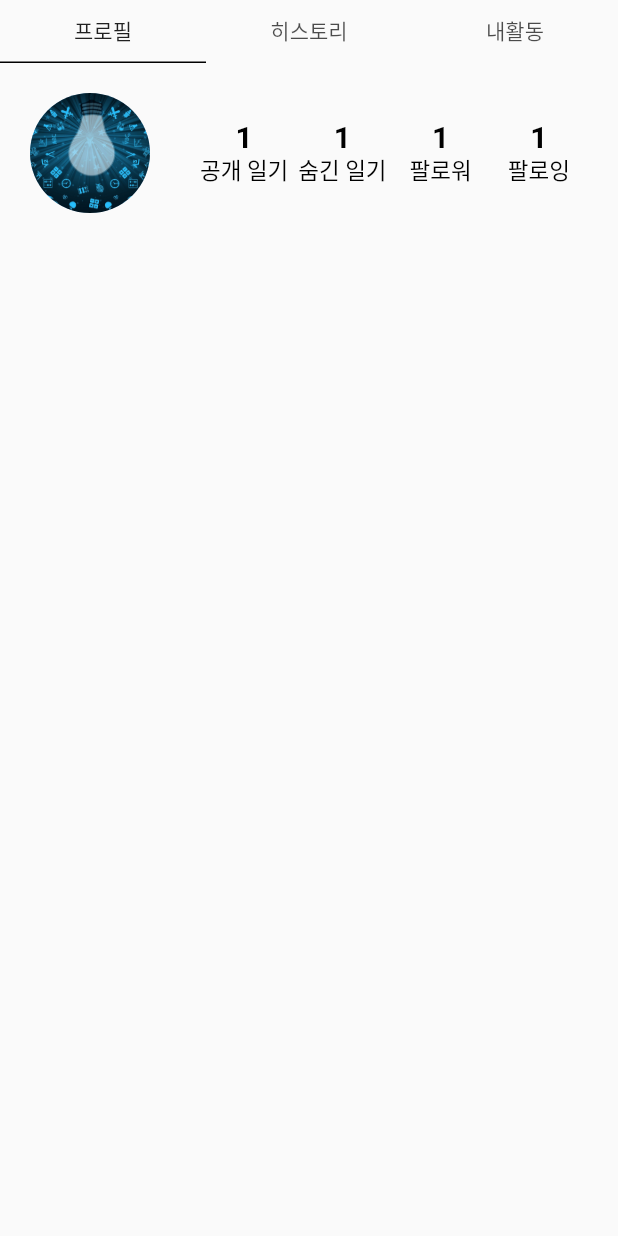
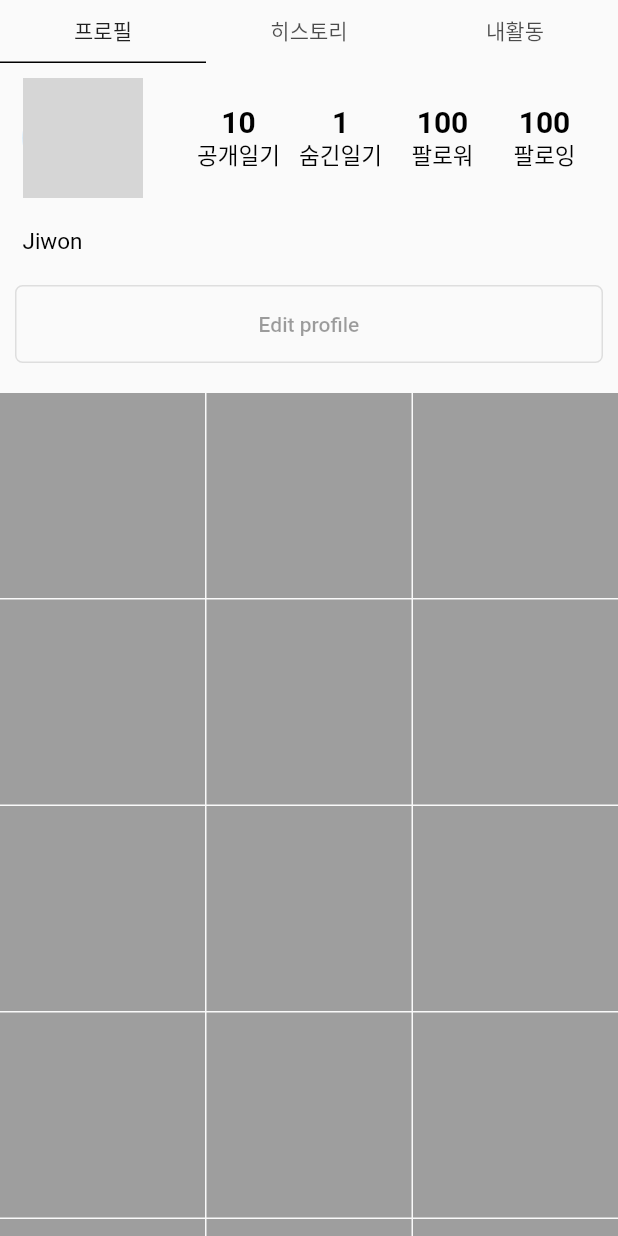
Before and after one commit to Dangbok/Flutter_studying, a Flutter app: the Page4 screen opened directly, on a phone screen of 412 x 824 dp. Run offline on Flutter 3.47's test engine with Material 2 defaults, Android fonts, the phone set to English and light mode, and no system bars; our stand-ins replace carousel_slider; missing offline and left inert: kakao_flutter_sdk; network calls fail; grey boxes are pictures that could not be loaded.

Commit message:
mypage_2

```diff
--- a/lib/MainPage.dart
+++ b/lib/MainPage.dart
@@ -35,6 +35,7 @@ class _MainPageState extends State<MainPage> {
   @override
   Widget build(BuildContext context) {
     return Scaffold(
+      // 상단 앱 바
       appBar: AppBar(
         backgroundColor: Color(0xff8FDBA2), // 배경색을 흰색으로
         title: Image.asset('assets/logo_2@4x.png', width: 60, height: 60),
@@ -56,19 +57,25 @@ class _MainPageState extends State<MainPage> {
             color: Colors.black, // 앱의 전체 테마를 수정했다면 작성하지 않아도 됨
           ),
           // 로그아웃 버튼
-          ElevatedButton(
-              onPressed: () async {
-                await viewModel.logout();
-                setState(() {});
-                // 버튼 클릭시 로그인 페이지로 이동
-                Navigator.pushNamedAndRemoveUntil(
-                    context, '/login', (route) => false);
-              },
-              child: const Text('Logout'))
+          // ElevatedButton(
+          //     // onPressed: () async {
+          //     //   await viewModel.logout();
+          //     //   setState(() {});
+          //     //   // 버튼 클릭시 로그인 페이지로 이동
+          //     //   Navigator.pushNamedAndRemoveUntil(
+          //     //       context, '/login', (route) => false);
+          //     // },
+          //     // child: const Text('Logout'))
         ],
         // centerTitle: true, // 제목을 가운데로
       ),
-      body: _pages[_index],
+      body: _pages[_index], // index에 따라 페이지 바뀜
+      // 글쓰기 플로팅 위젯
+      floatingActionButton: FloatingActionButton(
+          onPressed: () {},
+          child: const Icon(Icons.add),
+          backgroundColor: Color(0xff8FDBA2)),
+      // 하단 내비게이션 바
       bottomNavigationBar: BottomNavigationBar(
         backgroundColor: Colors.white,
         selectedItemColor: Colors.green,
@@ -104,7 +111,7 @@ class _MainPageState extends State<MainPage> {
   }
 }
 
-// 홈페이지 클래스-> Scaffold의 body 프로퍼티에 코드 연동
+// 홈 클래스-> Scaffold의 body 프로퍼티에 코드 연동
 class Page1 extends StatelessWidget {
   const Page1({Key? key}) : super(key: key);
 
@@ -245,10 +252,7 @@ class Page1 extends StatelessWidget {
         return Builder(
           builder: (BuildContext context) {
             return Container(
-              width: MediaQuery
-                  .of(context)
-                  .size
-                  .width,
+              width: MediaQuery.of(context).size.width,
               margin: EdgeInsets.symmetric(horizontal: 5),
               child: ClipRRect(
                 // ClipRRect는 child를 둥근 사각형으로 자르는 위젯
@@ -324,9 +328,9 @@ class Page4 extends StatefulWidget {
 }
 
 class _Page4State extends State<Page4> with TickerProviderStateMixin {
-  // final viewModel = MainViewModel(KakaoLogin());
-  late TabController tabController;
+  late TabController tabController; // Tab 변수 선언
 
+  // Tab 변수 초기화
   @override
   void initState() {
     super.initState();
@@ -355,22 +359,25 @@ class _Page4State extends State<Page4> with TickerProviderStateMixin {
                   padding: const EdgeInsets.symmetric(vertical: 10),
                   child: Text('내활동'),
                 ),
-              ]
-          ),
-          Expanded(child: TabBarView(
+              ]),
+          Expanded(
+            // 내 정보 내의 탭 컨트롤러 지정
+            child: TabBarView(
               controller: tabController,
               children: <Widget>[
                 Page11(),
                 Page22(),
                 Page33(),
               ],
-          ),)
+            ),
+          )
         ],
       ),
     );
   }
 }
 
+// 내 정보- 프로필 탭
 class Page11 extends StatelessWidget {
   const Page11({Key? key}) : super(key: key);
 
@@ -381,8 +388,8 @@ class Page11 extends StatelessWidget {
         children: [
           const SizedBox(height: 10),
           _information(),
-          // _menu(),
-          // _tabView()
+          _menu(),
+          _tabView()
         ],
       ),
     );
@@ -407,17 +414,23 @@ class Page11 extends StatelessWidget {
     );
   }
 
+  // 프로필 내정보 위젯
   Widget _information() {
-    return Column(
+    final viewModel = MainViewModel(KakaoLogin());
+    return Padding(
+      padding: const EdgeInsets.symmetric(horizontal: 15.0),
+      child: Column(
+        crossAxisAlignment: CrossAxisAlignment.stretch,
         children: [
-        Padding(
-          padding: const EdgeInsets.symmetric(horizontal: 20, vertical: 10),
-          child: Row(
+          Row(
             mainAxisAlignment: MainAxisAlignment.spaceBetween,
             children: <Widget>[
               CircleAvatar(
                 radius: 40,
-                backgroundImage: AssetImage('assets/img.jpg'),
+                backgroundImage: NetworkImage(
+                    viewModel.user?.kakaoAccount?.profile?.profileImageUrl ??
+                        ''),
+                // backgroundImage: AssetImage('assets/img.jpg'),
               ),
               // 유저 프로필사진 가져오기
               // Image.network(
@@ -426,32 +439,74 @@ class Page11 extends StatelessWidget {
               const SizedBox(width: 30),
               Expanded(
                 child: Row(
-                    mainAxisAlignment: MainAxisAlignment.spaceEvenly,
+                  mainAxisAlignment: MainAxisAlignment.spaceAround,
                   children: [
-                      Expanded(child: _statisticsOne('공개 일기', 1)),
-                      Expanded(child: _statisticsOne('숨긴 일기', 1)),
-                      Expanded(child: _statisticsOne('팔로워', 1)),
-                      Expanded(child: _statisticsOne('팔로잉', 1)),
+                    Expanded(child: _statisticsOne('공개일기', 10)),
+                    Expanded(child: _statisticsOne('숨긴일기', 1)),
+                    Expanded(child: _statisticsOne('팔로워', 100)),
+                    Expanded(child: _statisticsOne('팔로잉', 100)),
                   ],
-                  )
+                ),
               )
             ],
           ),
+          const SizedBox(height: 20),
+          const Text(
+            'Jiwon',
+            style: TextStyle(fontSize: 15, color: Colors.black),
+          )
+        ],
       ),
-      ],
     );
   }
 
-  // Widget _menu() {
-  //   return ListView();
-  // }
-
-// Widget _tabView(){
-//   return ListView();
-// }
-
+  // 프로필 Edit profile 위젯
+  Widget _menu() {
+    return Padding(
+      padding: const EdgeInsets.symmetric(horizontal: 10, vertical: 20),
+      child: Row(
+        children: [
+          Expanded(
+            child: Container(
+              padding: const EdgeInsets.symmetric(vertical: 1),
+              decoration: BoxDecoration(
+                borderRadius: BorderRadius.circular(5),
+                border: Border.all(
+                  color: const Color(0xffdedede),
+                ),
+              ),
+              child: const TextButton(
+                onPressed: null,
+                child: Text('Edit profile'),
+              ),
+            ),
+          )
+        ],
+      ),
+    );
   }
 
+  // 프로필 게시물 GridView 위젯
+  Widget _tabView() {
+    return GridView.builder(
+        physics: const NeverScrollableScrollPhysics(),
+        shrinkWrap: true,
+        itemCount: 100,
+        gridDelegate: const SliverGridDelegateWithFixedCrossAxisCount(
+          crossAxisCount: 3,
+          childAspectRatio: 1,
+          mainAxisSpacing: 1,
+          crossAxisSpacing: 1,
+        ),
+        itemBuilder: (BuildContext context, int index) {
+          return Container(
+            color: Colors.grey,
+          );
+        });
+  }
+}
+
+// 내 정보- 히스토리 탭
 class Page22 extends StatelessWidget {
   const Page22({Key? key}) : super(key: key);
 
@@ -461,6 +516,7 @@ class Page22 extends StatelessWidget {
   }
 }
 
+// 내 정보- 내활동 탭
 class Page33 extends StatelessWidget {
   const Page33({Key? key}) : super(key: key);
 
```
Lines whose indentation alone changed are shown as unchanged.
